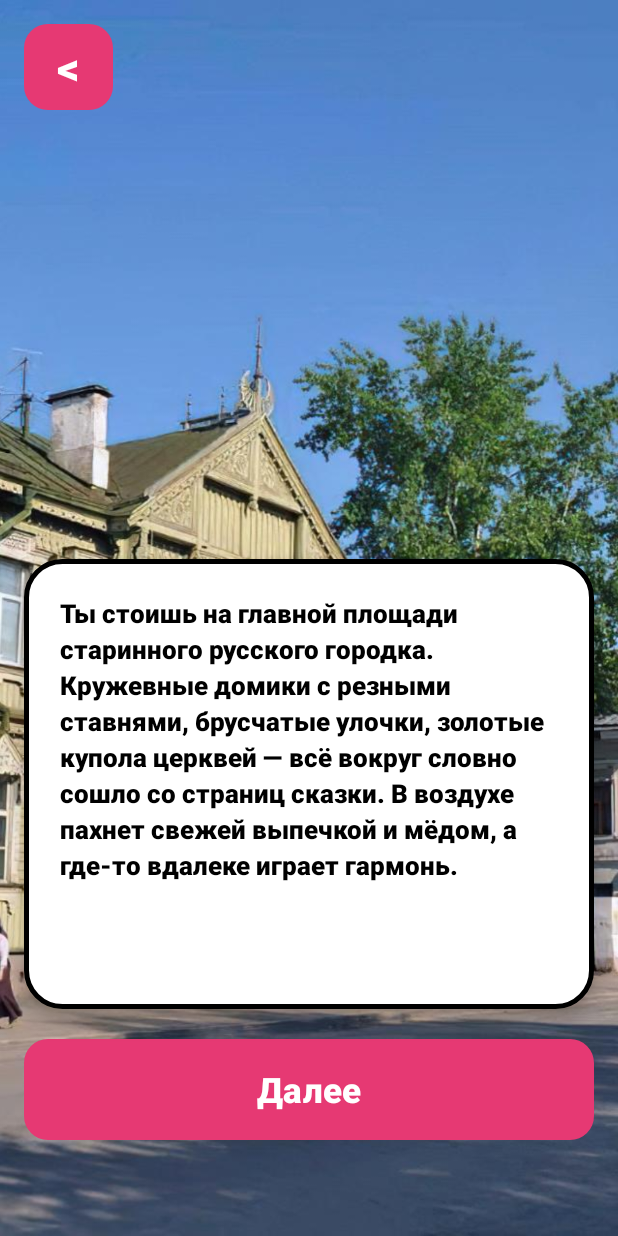
After one commit to andrulikONO/Application, an Android app: the PrologActivity screen opened directly, with no data from a screen before it, on a phone screen of 412 x 824 dp. The commit adds this screen. Run offline under Robolectric (Android 15) with nearby library versions, the phone set to English and light mode, and no system bars.

Commit message:
Активити для пролога в начале

```diff
--- a/app/src/main/AndroidManifest.xml
+++ b/app/src/main/AndroidManifest.xml
@@ -87,6 +87,7 @@
 
         <activity android:name=".DoveGameActivity" />
         <activity android:name=".PuzzleGameActivity"/>
+        <activity android:name=".PrologActivity" />
 
 
     </application>
--- /dev/null
+++ b/app/src/main/java/com/example/myapplication/PrologActivity.java
@@ -0,0 +1,50 @@
+package com.example.myapplication;
+
+import android.content.Intent;
+import android.os.Bundle;
+import android.widget.ImageView;
+import android.widget.TextView;
+import com.google.android.material.button.MaterialButton;
+import androidx.appcompat.app.AppCompatActivity;
+
+public class PrologActivity extends AppCompatActivity {
+
+    private int currentStep = 0;
+
+    private final int[] images = {
+            R.drawable.page_prolog1,
+            R.drawable.page_prolog2,
+            R.drawable.page_prolog3
+    };
+
+    private final String[] texts = {
+            "Ты стоишь на главной площади старинного русского городка. Кружевные домики с резными ставнями, брусчатые улочки, золотые купола церквей — всё вокруг словно сошло со страниц сказки. В воздухе пахнет свежей выпечкой и мёдом, а где-то вдалеке играет гармонь.",
+            "Но тебе не до гуляний — ты здесь с важным заданием! Дело в том, что сегодня утром Снегурочка потеряла своего дедушку, Александра Николаевича Островского. Они должны были встретиться у театра, но писатель куда-то исчез. Теперь внучке нужно найти его до заката, иначе... иначе он уйдёт в свой творческий мир и забудет про всё на свете!",
+            "К счастью, город полон подсказок. Нужно только быть внимательным, спрашивать у жителей и не бояться помогать другим. Готов отправиться в путь? Тогда вперёд — Снегурочка уже ждёт у «сковородки»!\n"
+    };
+
+    @Override
+    protected void onCreate(Bundle savedInstanceState) {
+        super.onCreate(savedInstanceState);
+        setContentView(R.layout.activity_prolog);
+
+        ImageView backgroundImage = findViewById(R.id.backgroundImage);
+        TextView dialogText = findViewById(R.id.dialogText);
+        MaterialButton nextButton = findViewById(R.id.nextButton);
+
+        backgroundImage.setImageResource(images[0]);
+        dialogText.setText(texts[0]);
+
+        nextButton.setOnClickListener(v -> {
+            currentStep++;
+            if (currentStep < images.length) {
+                backgroundImage.setImageResource(images[currentStep]);
+                dialogText.setText(texts[currentStep]);
+            } else {
+                Intent intent = new Intent(PrologActivity.this, MainActivity.class);
+                startActivity(intent);
+                finish();
+            }
+        });
+    }
+}
--- a/app/src/main/java/com/example/myapplication/StartActivity.java
+++ b/app/src/main/java/com/example/myapplication/StartActivity.java
@@ -16,7 +16,7 @@ public class StartActivity extends AppCompatActivity {
         startButton.setOnClickListener(new View.OnClickListener() {
             @Override
             public void onClick(View v) {
-                Intent intent = new Intent(StartActivity.this, MainActivity.class);
+                Intent intent = new Intent(StartActivity.this, PrologActivity.class);
                 startActivity(intent);
             }
         });
--- /dev/null
+++ b/app/src/main/res/layout/activity_prolog.xml
@@ -0,0 +1,90 @@
+<?xml version="1.0" encoding="utf-8"?>
+<androidx.constraintlayout.widget.ConstraintLayout xmlns:android="http://schemas.android.com/apk/res/android"
+    xmlns:app="http://schemas.android.com/apk/res-auto"
+    xmlns:tools="http://schemas.android.com/tools"
+    android:layout_width="match_parent"
+    android:layout_height="match_parent"
+    android:background="@android:color/transparent"
+    tools:context=".PrologActivity">
+
+    <ImageView
+        android:id="@+id/backgroundImage"
+        android:layout_width="0dp"
+        android:layout_height="0dp"
+        android:scaleType="centerCrop"
+        android:src="@drawable/page_prolog1"
+        app:layout_constraintTop_toTopOf="parent"
+        app:layout_constraintBottom_toBottomOf="parent"
+        app:layout_constraintStart_toStartOf="parent"
+        app:layout_constraintEnd_toEndOf="parent" />
+
+
+    <!-- кнопки -->
+    <com.google.android.material.button.MaterialButton
+        android:id="@+id/backButton"
+        android:layout_width="59dp"
+        android:layout_height="57dp"
+        android:layout_marginStart="16dp"
+        android:layout_marginTop="16dp"
+        android:padding="0dp"
+        android:insetTop="0dp"
+        android:insetBottom="0dp"
+        android:text="&lt;"
+        android:textColor="@android:color/white"
+        android:textSize="29sp"
+        android:textStyle="bold"
+        app:backgroundTint="#E63973"
+        app:cornerRadius="16dp"
+        app:layout_constraintStart_toStartOf="parent"
+        app:layout_constraintTop_toTopOf="parent"/>
+
+
+    <com.google.android.material.button.MaterialButton
+        android:id="@+id/nextButton"
+        android:layout_width="0dp"
+        android:layout_height="75dp"
+        android:layout_marginStart="16dp"
+        android:layout_marginEnd="16dp"
+        android:layout_marginBottom="60dp"
+        android:text="Далее"
+        android:textColor="@android:color/white"
+        android:textSize="23sp"
+        android:textStyle="bold"
+        app:backgroundTint="#E63973"
+        app:cornerRadius="16dp"
+        app:layout_constraintBottom_toBottomOf="parent"
+        app:layout_constraintStart_toStartOf="parent"
+        app:layout_constraintEnd_toEndOf="parent"/>
+
+
+    <FrameLayout
+        android:id="@+id/dialogBox"
+        android:layout_width="0dp"
+        android:layout_height="300dp"
+        android:layout_marginStart="16dp"
+        android:layout_marginEnd="16dp"
+        android:layout_marginBottom="16dp"
+        android:background="@drawable/dialog_box_background"
+        android:elevation="8dp"
+        app:layout_constraintStart_toStartOf="parent"
+        app:layout_constraintEnd_toEndOf="parent"
+        app:layout_constraintBottom_toTopOf="@id/nextButton">
+
+        <TextView
+            android:id="@+id/dialogText"
+            android:layout_width="match_parent"
+            android:layout_height="match_parent"
+            android:text="text"
+            android:textAlignment="viewStart"
+            android:textSize="17sp"
+            android:textColor="@android:color/black"
+            android:padding="24dp"
+            android:textStyle="bold"
+            android:fontFamily="sans-serif-black"
+            android:lineSpacingExtra="4sp"
+            android:maxLines="10"
+            android:ellipsize="end"/>
+</FrameLayout>
+
+
+</androidx.constraintlayout.widget.ConstraintLayout>
--- a/app/src/main/res/layout/activity_snegur_and_vodoprovod.xml
+++ b/app/src/main/res/layout/activity_snegur_and_vodoprovod.xml
@@ -66,7 +66,7 @@
         android:layout_height="75dp"
         android:text="Следующая скульптура"
         android:textColor="@android:color/white"
-        android:textSize="25sp"
+        android:textSize="23sp"
         android:textStyle="bold"
         android:visibility="gone"
         app:backgroundTint="#E63973"
@@ -74,7 +74,9 @@
         app:layout_constraintBottom_toBottomOf="parent"
         app:layout_constraintEnd_toEndOf="parent"
         app:layout_constraintStart_toStartOf="parent"
-        android:layout_margin="16dp"/>
+        android:layout_marginStart="16dp"
+        android:layout_marginEnd="16dp"
+        android:layout_marginBottom="60dp"/>
 
     <ImageView
         android:id="@+id/sngurochkaImage"
```
Also changed, not shown: app/src/main/res/drawable/page_prolog1.png (added), app/src/main/res/drawable/page_prolog2.png (added), app/src/main/res/drawable/page_prolog3.png (added).
